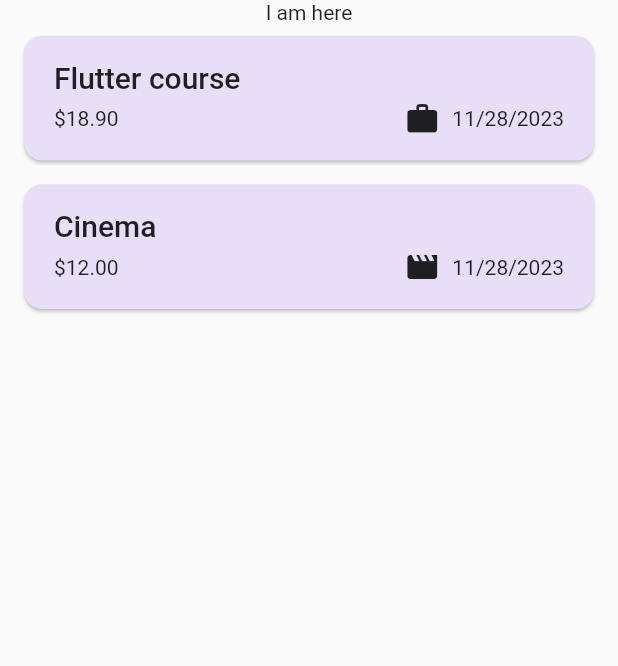
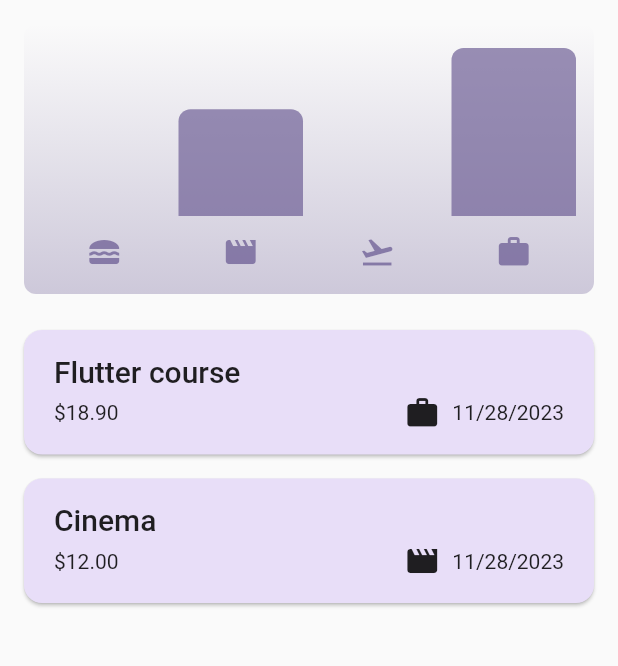
Before and after one commit to oreoluwa29/expense_budget, a Flutter app: the screen it shows after launch, on a phone screen of 412 x 824 dp, the part 84-750 px from its top. Run offline on Flutter 3.47's test engine with Material 2 defaults, Android fonts, the phone set to English and light mode, and no system bars.

Commit message:
feat: add the chart bar implementation

```diff
--- a/lib/expense.dart
+++ b/lib/expense.dart
@@ -1,4 +1,5 @@
 import 'package:budget_tracker/widgets/add_expense.dart';
+import 'package:budget_tracker/widgets/chart/chart.dart';
 import 'package:budget_tracker/widgets/expenses_list.dart';
 import 'package:flutter/material.dart';
 import './models/expense_model.dart';
@@ -81,7 +82,7 @@ class _ExpensesState extends State<Expenses> {
         ]),
         body: Column(
           children: [
-            const Text('I am here'),
+            Chart(expenses: _registeredExpenses),
             Expanded(child: mainContent),
           ],
         ));
```
Also changed, not shown: 1 other file.
